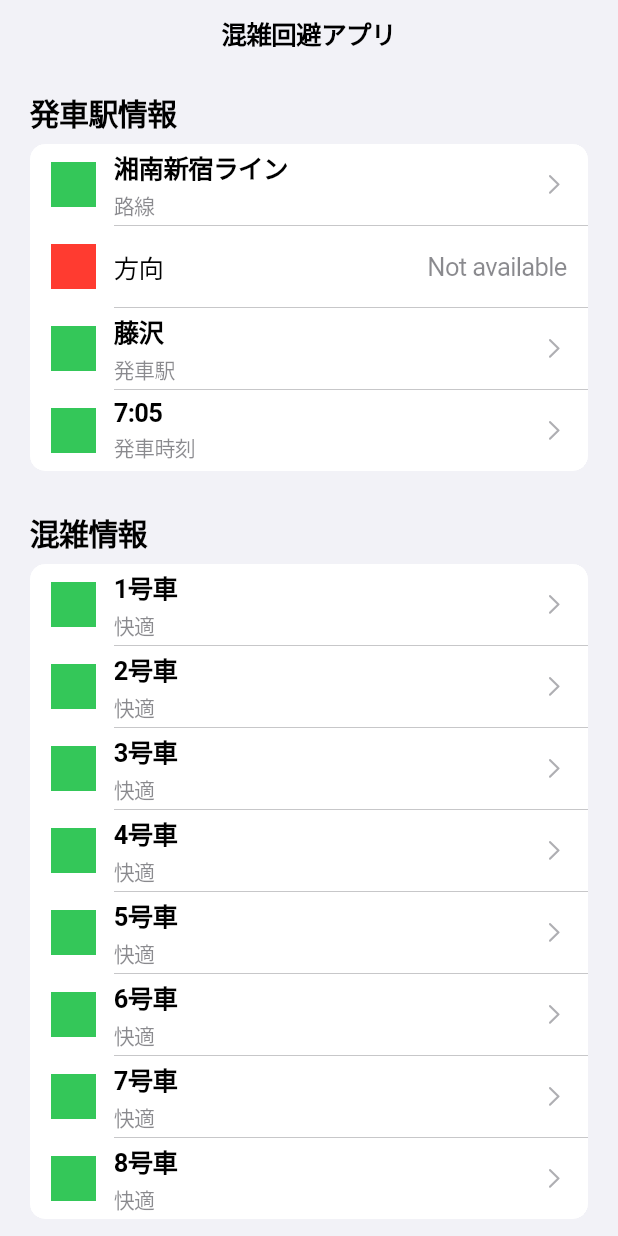
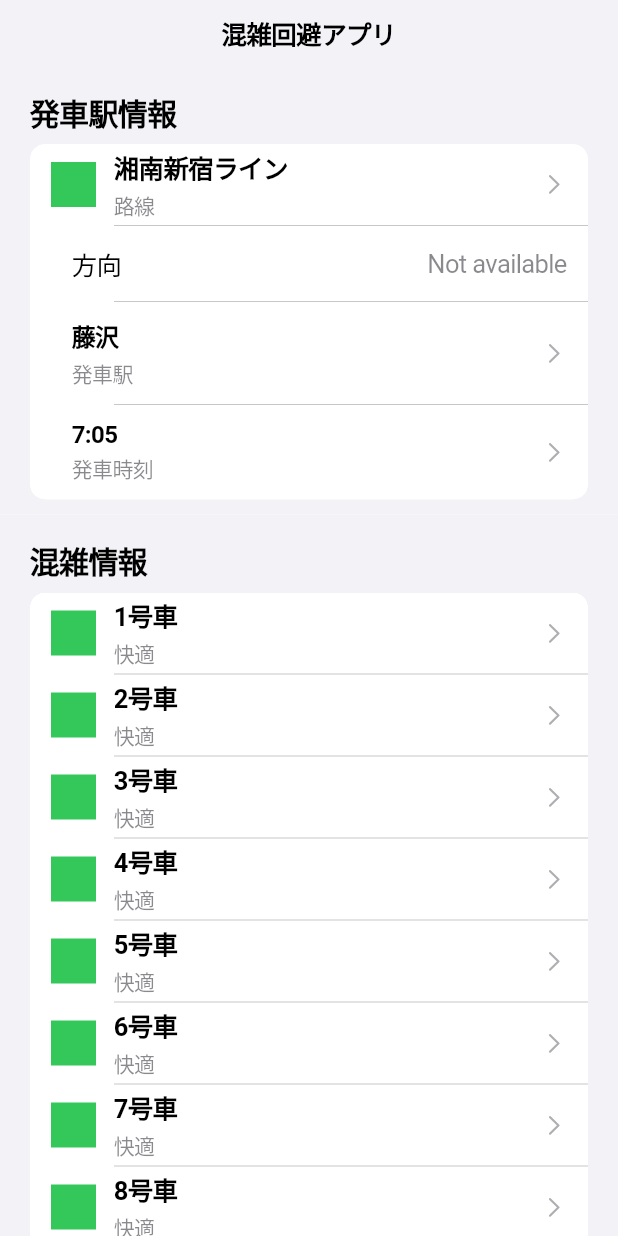
Before and after one commit to sakkke/quickflow, a Flutter app: the screen it shows after launch, on a phone screen of 412 x 824 dp. Run offline on Flutter 3.47's test engine with Material 3 defaults, Android fonts, the phone set to English and light mode, and no system bars.

Commit message:
feat: remove leading

```diff
--- a/lib/main.dart
+++ b/lib/main.dart
@@ -91,21 +91,11 @@ class ListSectionInsetExample extends StatelessWidget {
           ),
           CupertinoListTile.notched(
             title: const Text('方向'),
-            leading: Container(
-              width: double.infinity,
-              height: double.infinity,
-              color: CupertinoColors.systemRed,
-            ),
             additionalInfo: const Text('Not available'),
           ),
           CupertinoListTile.notched(
             title: const Text('藤沢'),
             subtitle: const Text('発車駅'),
-            leading: Container(
-              width: double.infinity,
-              height: double.infinity,
-              color: CupertinoColors.activeGreen,
-            ),
             trailing: const CupertinoListTileChevron(),
             onTap: () => Navigator.of(context).push(
               CupertinoPageRoute<void>(
@@ -118,11 +108,6 @@ class ListSectionInsetExample extends StatelessWidget {
           CupertinoListTile.notched(
             title: const Text('7:05'),
             subtitle: const Text('発車時刻'),
-            leading: Container(
-              width: double.infinity,
-              height: double.infinity,
-              color: CupertinoColors.activeGreen,
-            ),
             trailing: const CupertinoListTileChevron(),
             onTap: () => Navigator.of(context).push(
               CupertinoPageRoute<void>(
```
